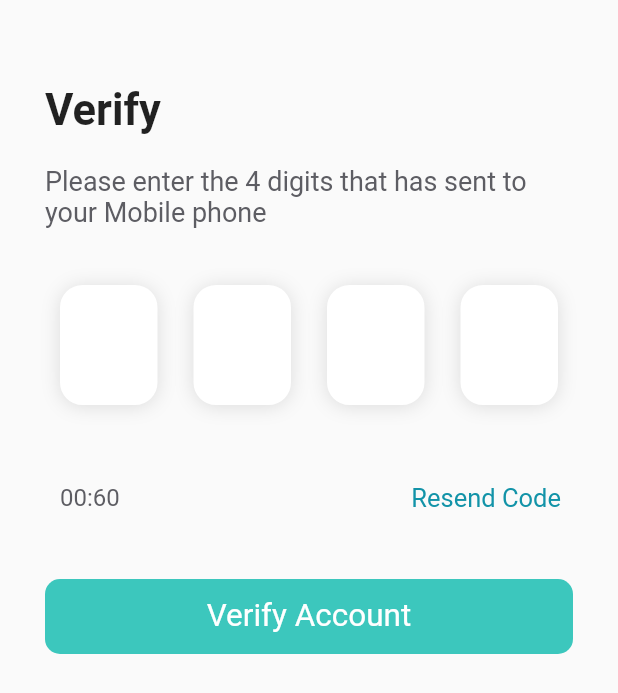
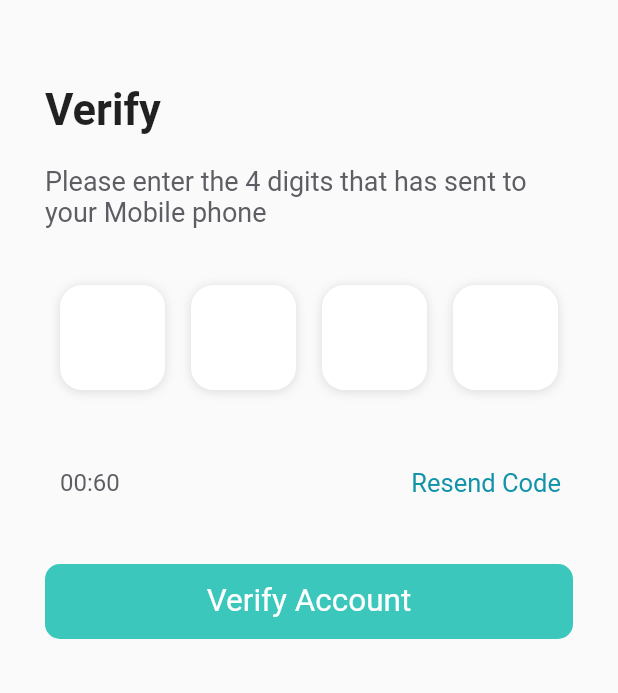
Before and after one commit to 1AhmedYasser/prive, a Flutter app: the screen it shows after launch, after a tap on "Start Messaging", after a tap on "Next", on a phone screen of 412 x 824 dp. Shown: the top 693 px of the screen. Run offline on Flutter 3.47's test engine with Material 2 defaults, Android fonts, the phone set to English and light mode, and no system bars; drawn by our look-alikes of pin_code_fields; our stand-ins replace adaptive_dialog, auto_size_text, bot_toast, cached_network_image, connectivity_plus, convex_bottom_bar and 11 more; accounts and stored records are empty; Roboto replaces fonts that are missing (SFPro).

Commit message:
Added Tab Bar

```diff
--- a/lib/Extras/resources.dart
+++ b/lib/Extras/resources.dart
@@ -4,6 +4,11 @@ class Images {
   String introImage1 = "$path/intro_image1.png";
   String introImage2 = "$path/intro_image2.png";
   String introImage3 = "$path/intro_image3.png";
+  String chatTabImage = "$path/chat_tab_image.png";
+  String phoneTabImage = "$path/phone_tab_image.png";
+  String addTabImage = "$path/add_tab_image.png";
+  String micTabImage = "$path/mic_tab_image.png";
+  String moreTabImage = "$path/more_tab_image.png";
 }
 
 class Animations {
@@ -27,6 +32,7 @@ class Constants {
 class Routes {
   String loginRoute = '/Login_Screen';
   String verifyAccountRoute = '/VerifyAccount_screen';
+  String navigatorRoute = '/Navigator_Screen';
 }
 
 class R {
--- a/lib/Screens/Auth/login_screen.dart
+++ b/lib/Screens/Auth/login_screen.dart
@@ -23,7 +23,9 @@ class _LoginScreenState extends State<LoginScreen> {
           statusBarBrightness: Brightness.light,
         ),
       ),
-      body: Padding(
+      body: Form(
+        key: _formKey,
+        child: Padding(
           padding: const EdgeInsets.only(left: 30, right: 30, bottom: 20),
           child: Column(
             crossAxisAlignment: CrossAxisAlignment.start,
@@ -52,7 +54,6 @@ class _LoginScreenState extends State<LoginScreen> {
                     signed: true, decimal: true),
                 inputFormatters: [FilteringTextInputFormatter.digitsOnly],
                 decoration: InputDecoration(
-
                   hintText:  "Mobile Number",
                   labelStyle: const TextStyle(color: Color(0xff777777)),
                   focusedBorder: OutlineInputBorder(
@@ -69,7 +70,7 @@ class _LoginScreenState extends State<LoginScreen> {
               const SizedBox(height: 40),
               ElevatedButton(
                 onPressed: () =>
-                  Navigator.pushReplacementNamed(context, R.routes.verifyAccountRoute),
+                    Navigator.pushNamed(context, R.routes.verifyAccountRoute),
                 child: const Text(
                   "Next",
                   style: TextStyle(fontSize: 21, fontWeight: FontWeight.w400),
@@ -89,6 +90,7 @@ class _LoginScreenState extends State<LoginScreen> {
             ],
           ),
         ),
+      ),
     );
   }
 }
--- a/lib/Screens/Auth/verify_screen.dart
+++ b/lib/Screens/Auth/verify_screen.dart
@@ -94,8 +94,8 @@ class _VerifyAccountScreenState extends State<VerifyAccountScreen> {
                       activeColor: Theme.of(context).primaryColor,
                       shape: PinCodeFieldShape.box,
                       borderRadius: BorderRadius.circular(15),
-                      fieldHeight: 80,
-                      fieldWidth: 65,
+                      fieldHeight: 70,
+                      fieldWidth: 70,
                       activeFillColor: Colors.white,
                     ),
                     cursorColor: Colors.black,
@@ -110,7 +110,7 @@ class _VerifyAccountScreenState extends State<VerifyAccountScreen> {
                       BoxShadow(
                         offset: Offset(0, 1),
                         color: Colors.black12,
-                        blurRadius: 10,
+                        blurRadius: 5,
                       )
                     ],
                     onChanged: (String value) {},
@@ -133,14 +133,9 @@ class _VerifyAccountScreenState extends State<VerifyAccountScreen> {
                       style: TextStyle(
                           color: Color(0xff5d5d63),
                           fontSize: 16,
-                                fontWeight: FontWeight.w400
-
-
+                          fontWeight: FontWeight.w400),
                     ),
-                            ),
-
-                        const Expanded(
-                          child: SizedBox()),
+                    const Expanded(child: SizedBox()),
                     TextButton(
                       onPressed: () {
                         // _resendCode();
@@ -153,12 +148,19 @@ class _VerifyAccountScreenState extends State<VerifyAccountScreen> {
                             fontSize: 17),
                       ),
                     ),
-        ]
+                  ],
                 ),
               ),
               const SizedBox(height: 30),
               ElevatedButton(
-                onPressed: () {},
+                onPressed: () {
+                  if (_formKey.currentState!.validate()) {
+                    Navigator.pushReplacementNamed(
+                      context,
+                      R.routes.navigatorRoute,
+                    );
+                  }
+                },
                 child: const Text(
                   "Verify Account",
                   style: TextStyle(fontSize: 21, fontWeight: FontWeight.w400),
--- a/lib/main.dart
+++ b/lib/main.dart
@@ -3,6 +3,7 @@ import 'package:easy_localization/easy_localization.dart';
 import 'package:flutter/material.dart';
 import 'package:prive/Screens/Auth/verify_screen.dart';
 import 'package:prive/Screens/Main/home_screen.dart';
+import 'package:prive/Screens/Main/navigator_screen.dart';
 import 'package:provider/provider.dart';
 
 import 'Extras/resources.dart';
@@ -49,6 +50,7 @@ class Prive extends StatelessWidget {
         routes: {
           R.routes.loginRoute: (ctx) => const LoginScreen(),
           R.routes.verifyAccountRoute: (ctx) => const VerifyAccountScreen(),
+          R.routes.navigatorRoute: (ctx) => const NavigatorScreen(),
         },
       ),
     );
--- a/pubspec.yaml
+++ b/pubspec.yaml
@@ -15,7 +15,7 @@ dependencies:
   # App Configs
   cupertino_icons: ^1.0.3
   flutter_launcher_icons: ^0.9.2
-  flutter_native_splash: ^1.2.4
+  flutter_native_splash: ^1.3.1
   easy_localization: ^3.0.0
   flutter_local_notifications: ^9.0.1
   permission_handler: ^8.2.5
@@ -43,6 +43,7 @@ dependencies:
   smooth_page_indicator: ^1.0.0+2
   page_indicator: ^0.4.1
   auto_size_text: ^3.0.0
+  convex_bottom_bar: ^3.0.0
 
   # Utils
   supercharged: ^2.1.1
```
Also changed, not shown: lib/Screens/Main/navigator_screen.dart (+118 -2 lines), assets/images/add_tab_image.png (added), assets/images/chat_tab_image.png (added), assets/images/mic_tab_image.png (added), assets/images/more_tab_image.png (added), assets/images/phone_tab_image.png (added), pubspec.lock, 1 other file. Lines whose indentation alone changed are shown as unchanged.
